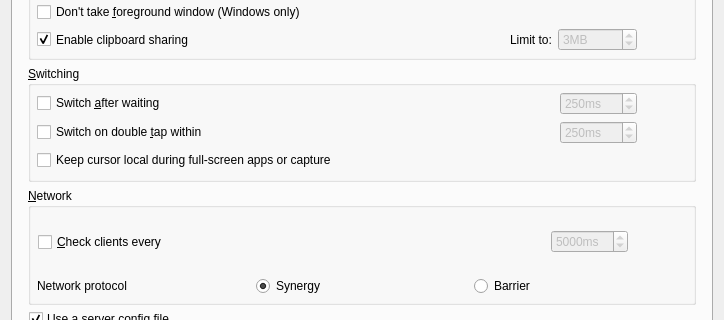
Above: src/lib/gui/dialogs/ServerConfigDialog.ui from TNaAIsi/deskflow before the change; both pictures show x 0 to 724 and y 154 to 474 of the 724 by 609 pixel window. Below: the same form after it.
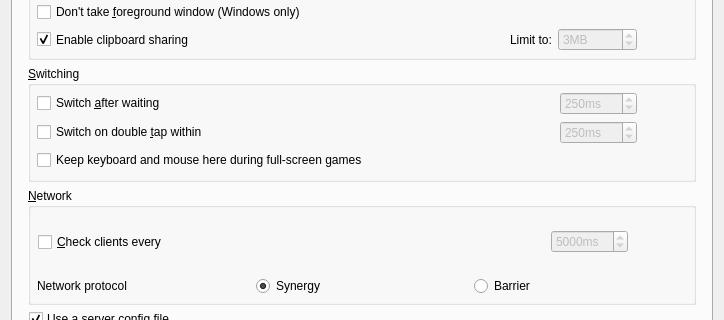
That is the form after the change. The open tabs and pages were chosen to show the change. Icons and pictures are not drawn. Custom widgets are drawn as their Qt base class.

Commit message:
feat: integrate sharing configuration and native Mac keyboard input
Embed monitor routing in the existing server settings and add clipboard transfer
history and cache management to both configuration dialogs. Preserve connection
state for each IPC observer and narrow Windows automatic locking to full-screen
games.

Negotiate physical keyboard reports for an approved macOS virtual HID keyboard,
package the pinned upstream component with a restricted input bridge, and verify
offline installation and existing Windows service upgrades.

Diff of the .ui file:
```diff
--- a/src/lib/gui/dialogs/ServerConfigDialog.ui
+++ b/src/lib/gui/dialogs/ServerConfigDialog.ui
@@ -632,7 +632,7 @@
              <string>Keep the cursor on this Windows computer while its foreground window fills a monitor (including videos), or an application confines the cursor. Explicit switch hotkeys still work. This does not change manual cursor locking.</string>
             </property>
             <property name="text">
-             <string>Keep cursor local during full-screen apps or capture</string>
+             <string>Keep keyboard and mouse here during full-screen games</string>
             </property>
            </widget>
           </item>
```
Left out of the diff: 2 changed lines with no effect on the pictures. The commit also changes 118 other files.
